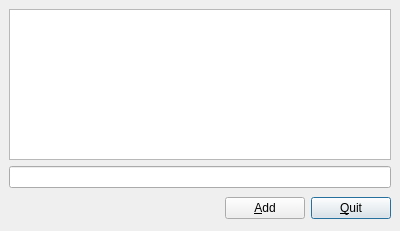
This is pootling/ui/FileDialog.ui in cc-archive/pootle as Qt 5 draws it before an edit. The edited form follows.
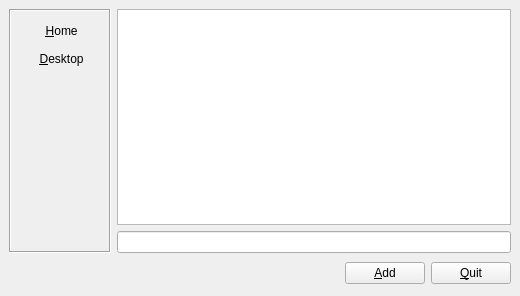
This is the edited form. Icons and pictures are not drawn.

```diff
--- a/pootling/ui/FileDialog.ui
+++ b/pootling/ui/FileDialog.ui
@@ -5,8 +5,8 @@
    <rect>
     <x>0</x>
     <y>0</y>
-    <width>400</width>
-    <height>231</height>
+    <width>520</width>
+    <height>296</height>
    </rect>
   </property>
   <property name="windowTitle" >
@@ -19,39 +19,115 @@
    <property name="spacing" >
     <number>6</number>
    </property>
-   <item row="1" column="0" colspan="3" >
-    <widget class="QLineEdit" name="lineLocation" />
-   </item>
-   <item row="0" column="0" colspan="3" >
-    <widget class="QTreeView" name="treeView" />
-   </item>
-   <item row="2" column="0" >
+   <item row="2" column="1" >
     <spacer>
      <property name="orientation" >
       <enum>Qt::Horizontal</enum>
      </property>
      <property name="sizeHint" >
       <size>
-       <width>201</width>
+       <width>51</width>
        <height>28</height>
       </size>
      </property>
     </spacer>
    </item>
-   <item row="2" column="2" >
+   <item rowspan="2" row="0" column="0" >
+    <widget class="QFrame" name="frame" >
+     <property name="frameShape" >
+      <enum>QFrame::Box</enum>
+     </property>
+     <property name="frameShadow" >
+      <enum>QFrame::Sunken</enum>
+     </property>
+     <property name="lineWidth" >
+      <number>1</number>
+     </property>
+     <layout class="QGridLayout" >
+      <property name="margin" >
+       <number>9</number>
+      </property>
+      <property name="spacing" >
+       <number>6</number>
+      </property>
+      <item row="2" column="0" >
+       <spacer>
+        <property name="orientation" >
+         <enum>Qt::Vertical</enum>
+        </property>
+        <property name="sizeHint" >
+         <size>
+          <width>20</width>
+          <height>40</height>
+         </size>
+        </property>
+       </spacer>
+      </item>
+      <item row="1" column="0" >
+       <widget class="QPushButton" name="btnDesktop" >
+        <property name="sizePolicy" >
+         <sizepolicy>
+          <hsizetype>5</hsizetype>
+          <vsizetype>5</vsizetype>
+          <horstretch>0</horstretch>
+          <verstretch>0</verstretch>
+         </sizepolicy>
+        </property>
+        <property name="text" >
+         <string> &amp;Desktop</string>
+        </property>
+        <property name="icon" >
+         <iconset>../images/desktop.png</iconset>
+        </property>
+        <property name="flat" >
+         <bool>true</bool>
+        </property>
+       </widget>
+      </item>
+      <item row="0" column="0" >
+       <widget class="QPushButton" name="btnHome" >
+        <property name="sizePolicy" >
+         <sizepolicy>
+          <hsizetype>5</hsizetype>
+          <vsizetype>5</vsizetype>
+          <horstretch>0</horstretch>
+          <verstretch>0</verstretch>
+         </sizepolicy>
+        </property>
+        <property name="text" >
+         <string> &amp;Home</string>
+        </property>
+        <property name="icon" >
+         <iconset>../images/folder_home.png</iconset>
+        </property>
+        <property name="flat" >
+         <bool>true</bool>
+        </property>
+       </widget>
+      </item>
+     </layout>
+    </widget>
+   </item>
+   <item row="2" column="3" >
     <widget class="QPushButton" name="btnQuit" >
      <property name="text" >
       <string>&amp;Quit</string>
      </property>
     </widget>
    </item>
-   <item row="2" column="1" >
+   <item row="2" column="2" >
     <widget class="QPushButton" name="btnAdd" >
      <property name="text" >
       <string>&amp;Add</string>
      </property>
     </widget>
    </item>
+   <item row="0" column="1" colspan="3" >
+    <widget class="QTreeView" name="treeView" />
+   </item>
+   <item row="1" column="1" colspan="3" >
+    <widget class="QLineEdit" name="lineLocation" />
+   </item>
   </layout>
  </widget>
  <resources/>
```
Left out of the diff: 14 changed lines with no effect on the pictures.
